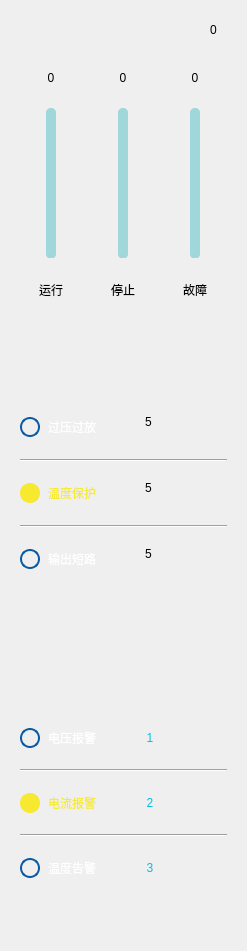
The window that component/leftstatsform.ui (tech-flyflypig/HQ_Battery) describes before a commit, drawn with Qt 5.
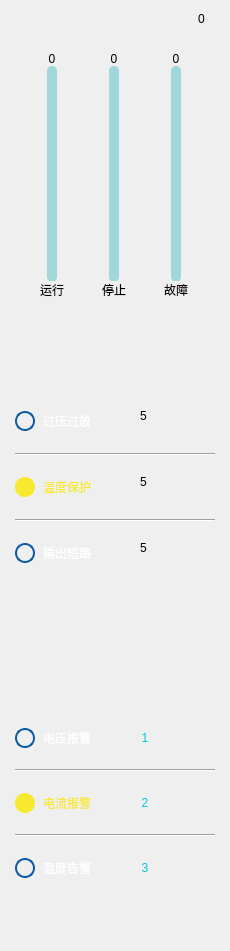
The same window after the commit. Icons and pictures are not drawn.

What changed in the file:
```diff
--- a/component/leftstatsform.ui
+++ b/component/leftstatsform.ui
@@ -6,7 +6,7 @@
    <rect>
     <x>0</x>
     <y>0</y>
-    <width>247</width>
+    <width>230</width>
     <height>951</height>
    </rect>
   </property>
@@ -45,7 +45,19 @@
   </property>
   <layout class="QVBoxLayout" name="verticalLayout_2" stretch="2,2,2">
    <property name="spacing">
-    <number>19</number>
+    <number>13</number>
+   </property>
+   <property name="leftMargin">
+    <number>6</number>
+   </property>
+   <property name="topMargin">
+    <number>0</number>
+   </property>
+   <property name="rightMargin">
+    <number>6</number>
+   </property>
+   <property name="bottomMargin">
+    <number>0</number>
    </property>
    <item>
     <widget class="QWidget" name="battery_number" native="true">
@@ -116,9 +128,15 @@
        </layout>
       </item>
       <item>
-       <layout class="QGridLayout" name="gridLayout">
+       <layout class="QGridLayout" name="gridLayout" rowminimumheight="1,4,1">
         <property name="topMargin">
-         <number>8</number>
+         <number>0</number>
+        </property>
+        <property name="horizontalSpacing">
+         <number>7</number>
+        </property>
+        <property name="verticalSpacing">
+         <number>0</number>
         </property>
         <item row="0" column="0">
          <widget class="QLabel" name="label_runing_num">
```
